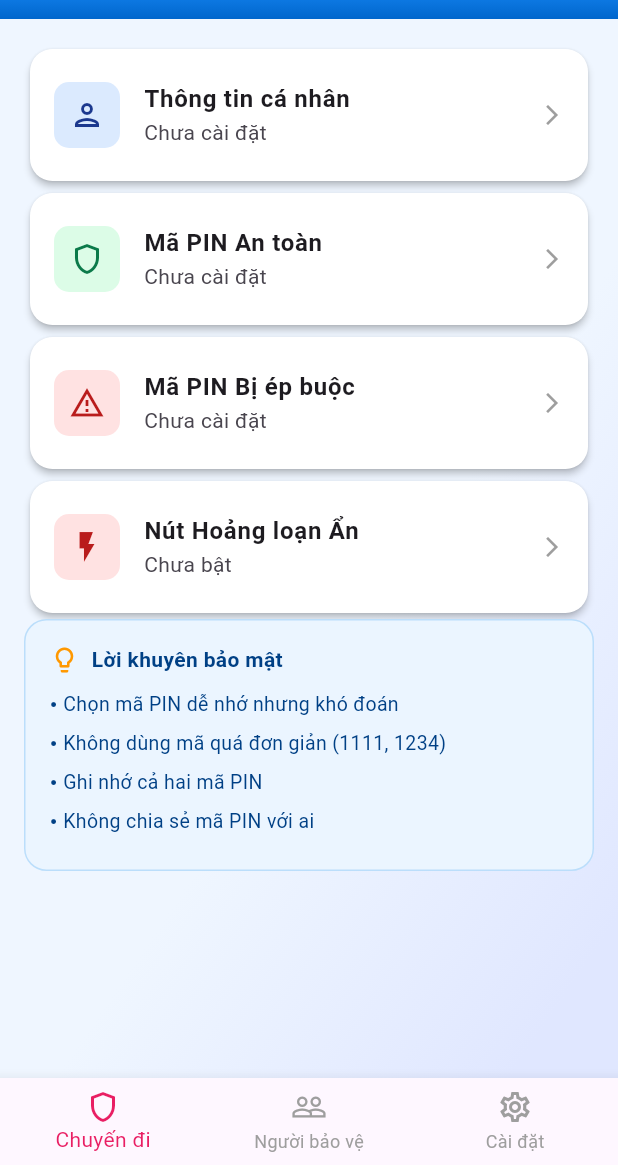
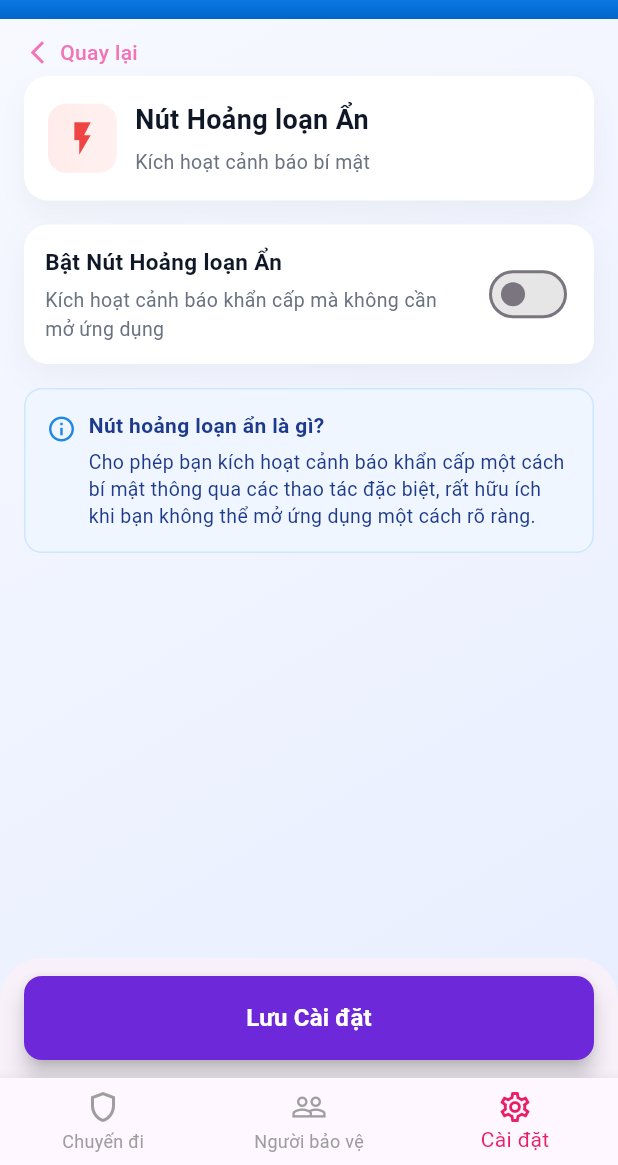
Before and after one commit to NguyenDucAnhhh/SafeTrek, a Flutter app: the screen it shows after launch, after a tap on "Nút Hoảng loạn Ẩn", on a phone screen of 412 x 824 dp, the part 71-1236 px from its top. Run offline on Flutter 3.47's test engine with Material 3 defaults, Android fonts, the phone set to English and light mode, and no system bars; Roboto replaces fonts that are missing (Arimo).

Commit message:
create setting hidden panic screen

```diff
--- a/lib/screens/setting/setting.dart
+++ b/lib/screens/setting/setting.dart
@@ -95,7 +95,12 @@ class _SettingState extends State<Setting> {
                 iconBgColor: const Color(0xFFFFE2E2),
                 title: 'Nút Hoảng loạn Ẩn',
                 subtitle: _isStealthPanicOn ? 'Đang bật' : 'Chưa bật',
-                onTap: (){},
+                onTap: (){
+                  Navigator.push(
+                    context,
+                    MaterialPageRoute(builder: (context) => const SettingHiddenPanic()),
+                  );
+                },
               ),
 
               Container(
--- a/lib/screens/setting/setting_hidden_panic.dart
+++ b/lib/screens/setting/setting_hidden_panic.dart
@@ -0,0 +1,226 @@
+import 'package:flutter/material.dart';
+import 'package:safetrek_project/widgets/app_bar.dart';
+import 'package:safetrek_project/widgets/bottom_navigation.dart';
+
+class SettingHiddenPanic extends StatefulWidget {
+  const SettingHiddenPanic({super.key});
+
+  @override
+  State<SettingHiddenPanic> createState() => _SettingHiddenPanicState();
+}
+
+class _SettingHiddenPanicState extends State<SettingHiddenPanic> {
+  bool _isEnabled = false;
+
+  int _selectedIndex = 2;
+  void _onItemTapped(int index) {
+    setState(() {
+      _selectedIndex = index;
+    });
+  }
+
+  @override
+  Widget build(BuildContext context) {
+    final radius = BorderRadius.circular(16.0);
+
+    return Scaffold(
+      appBar: const CustomAppBar(),
+      body: Container(
+        decoration: const BoxDecoration(
+          gradient: LinearGradient(
+            begin: Alignment.topLeft,
+            end: Alignment.bottomRight,
+            colors: [Color(0xFFF7F9FF), Color(0xFFE8EEFF)],
+          ),
+        ),
+        child: SafeArea(
+          child: ListView(
+            padding: const EdgeInsets.symmetric(vertical: 12, horizontal: 16),
+            children: [
+              GestureDetector(
+                onTap: () => Navigator.maybePop(context),
+                child: Row(
+                  children: const [
+                    Icon(Icons.arrow_back_ios_new,
+                        size: 18, color: Color(0xFFF472B6)),
+                    SizedBox(width: 6),
+                    Text(
+                      "Quay lại",
+                      style: TextStyle(
+                        color: Color(0xFFF472B6),
+                        fontWeight: FontWeight.w500,
+                      ),
+                    )
+                  ],
+                ),
+              ),
+              const SizedBox(height: 6),
+
+              // Header card (icon + title + subtitle)
+              Container(
+                padding: const EdgeInsets.all(16),
+                decoration: BoxDecoration(
+                  color: Colors.white,
+                  borderRadius: radius,
+                  boxShadow: [
+                    BoxShadow(color: Colors.black.withOpacity(0.04), blurRadius: 14, offset: const Offset(0, 8)),
+                  ],
+                ),
+                child: Row(
+                  children: [
+                    Container(
+                      width: 46,
+                      height: 46,
+                      decoration: BoxDecoration(
+                        gradient: const LinearGradient(colors: [Color(0xFFFFECEA), Color(0xFFFFF1F0)]),
+                        borderRadius: BorderRadius.circular(12),
+                      ),
+                      child: const Center(
+                        child: Icon(Icons.flash_on, color: Color(0xFFEF4444), size: 26),
+                      ),
+                    ),
+                    const SizedBox(width: 12),
+                    Expanded(
+                      child: Column(
+                        crossAxisAlignment: CrossAxisAlignment.start,
+                        children: const [
+                          Text(
+                            'Nút Hoảng loạn Ẩn',
+                            style: TextStyle(fontSize: 18, fontWeight: FontWeight.w600, color: Color(0xFF101828)),
+                          ),
+                          SizedBox(height: 6),
+                          Text(
+                            'Kích hoạt cảnh báo bí mật',
+                            style: TextStyle(fontSize: 13, color: Color(0xFF6B7280)),
+                          ),
+                        ],
+                      ),
+                    ),
+                  ],
+                ),
+              ),
+
+              const SizedBox(height: 16),
+
+              // Card with toggle
+              Container(
+                padding: const EdgeInsets.symmetric(horizontal: 14, vertical: 14),
+                decoration: BoxDecoration(
+                  color: Colors.white,
+                  borderRadius: radius,
+                  boxShadow: [
+                    BoxShadow(color: Colors.black.withOpacity(0.04), blurRadius: 18, offset: const Offset(0, 8)),
+                  ],
+                ),
+                child: Row(
+                  children: [
+                    // left column: label + description
+                    Expanded(
+                      child: Column(
+                        crossAxisAlignment: CrossAxisAlignment.start,
+                        children: const [
+                          Text(
+                            'Bật Nút Hoảng loạn Ẩn',
+                            style: TextStyle(fontSize: 15, fontWeight: FontWeight.w600, color: Color(0xFF101828)),
+                          ),
+                          SizedBox(height: 6),
+                          Text(
+                            'Kích hoạt cảnh báo khẩn cấp mà không cần mở ứng dụng',
+                            style: TextStyle(fontSize: 13, color: Color(0xFF6B7280)),
+                          ),
+                        ],
+                      ),
+                    ),
+
+                    // Switch
+                    Container(
+                      padding: const EdgeInsets.only(left: 12),
+                      child: Switch(
+                        value: _isEnabled,
+                        onChanged: (v) => setState(() => _isEnabled = v),
+                        activeColor: Colors.white,
+                        activeTrackColor: const Color(0xFF6EE7B7),
+                        inactiveTrackColor: const Color(0xFFE6E6E6),
+                        materialTapTargetSize: MaterialTapTargetSize.shrinkWrap,
+                      ),
+                    ),
+                  ],
+                ),
+              ),
+
+              const SizedBox(height: 16),
+
+              // Info box (blue)
+              Container(
+                padding: const EdgeInsets.all(14),
+                decoration: BoxDecoration(
+                  color: const Color(0xFFEFF6FF),
+                  borderRadius: BorderRadius.circular(12),
+                  border: Border.all(color: const Color(0xFFCCE7FF)),
+                ),
+                child: Row(
+                  crossAxisAlignment: CrossAxisAlignment.start,
+                  children: [
+                    const Padding(
+                      padding: EdgeInsets.only(top: 2, right: 8),
+                      child: Icon(Icons.info_outline, color: Color(0xFF1E88E5), size: 20),
+                    ),
+                    Expanded(
+                      child: Column(
+                        crossAxisAlignment: CrossAxisAlignment.start,
+                        children: const [
+                          Text(
+                            'Nút hoảng loạn ẩn là gì?',
+                            style: TextStyle(fontSize: 14, fontWeight: FontWeight.w600, color: Color(0xFF1E3A8A)),
+                          ),
+                          SizedBox(height: 6),
+                          Text(
+                            'Cho phép bạn kích hoạt cảnh báo khẩn cấp một cách bí mật thông qua các thao tác đặc biệt, rất hữu ích khi bạn không thể mở ứng dụng một cách rõ ràng.',
+                            style: TextStyle(fontSize: 13, color: Color(0xFF1E3A8A), height: 1.35),
+                          ),
+                        ],
+                      ),
+                    ),
+                  ],
+                ),
+              ),
+
+              const SizedBox(height: 120), // space so content not hidden behind button
+            ],
+          ),
+        ),
+      ),
+
+      // Bottom fixed save button (like in screenshot)
+      bottomSheet: Container(
+        padding: const EdgeInsets.symmetric(horizontal: 16, vertical: 12),
+        color: Colors.transparent,
+        child: SizedBox(
+          height: 56,
+          width: double.infinity,
+          child: ElevatedButton(
+            onPressed: () {
+              // TODO: lưu cài đặt
+              ScaffoldMessenger.of(context).showSnackBar(
+                SnackBar(content: Text(_isEnabled ? 'Đã bật Nút Hoảng loạn Ẩn' : 'Đã tắt Nút Hoảng loạn Ẩn')),
+              );
+            },
+            style: ElevatedButton.styleFrom(
+              backgroundColor: const Color(0xFF6D28D9), // purple
+              shape: RoundedRectangleBorder(borderRadius: BorderRadius.circular(12)),
+              elevation: 6,
+            ),
+            child: const Text(
+              'Lưu Cài đặt',
+              style: TextStyle(fontSize: 16, fontWeight: FontWeight.w600, color: Colors.white),
+            ),
+          ),
+        ),
+      ),
+      bottomNavigationBar: BottomNavigation(
+        currentIndex: _selectedIndex,
+        onTap: _onItemTapped,
+      ),
+    );
+  }
+}
```
